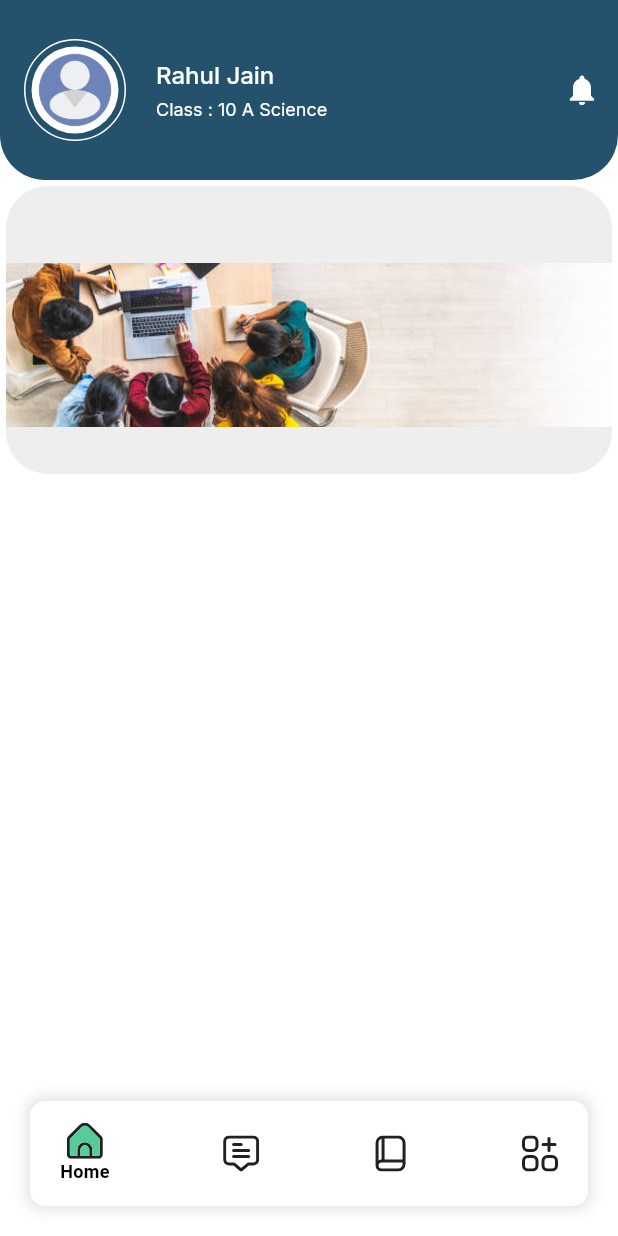
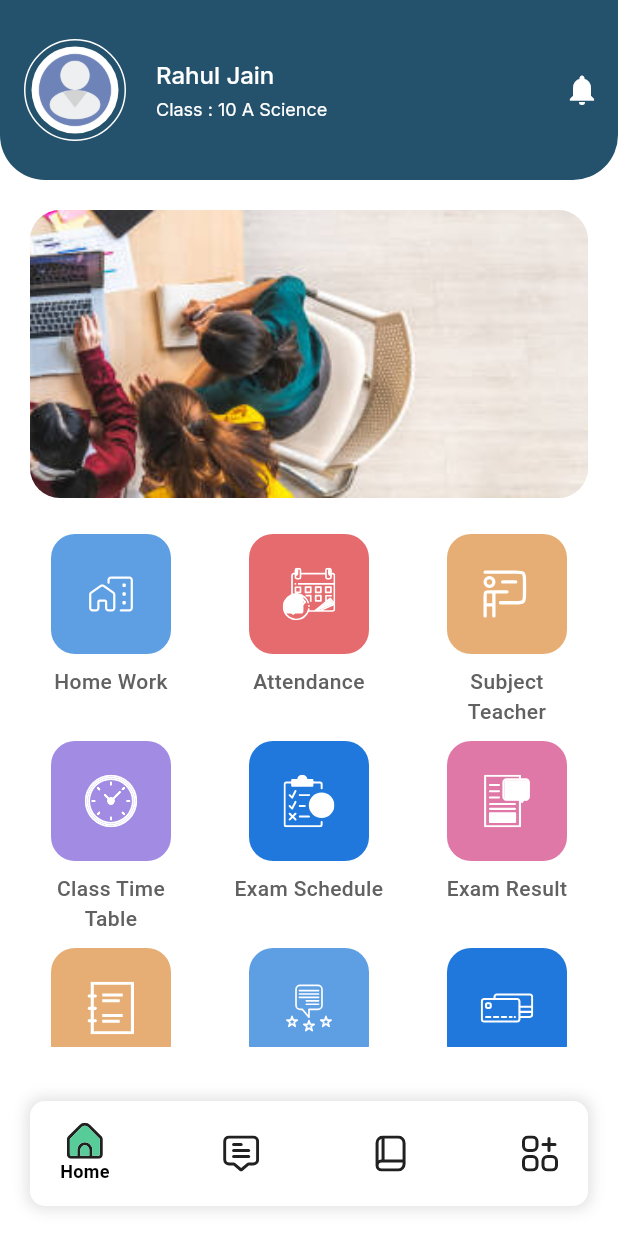
Before and after one commit to nishantsharma113/school_management, a Flutter app: the HomeScreen screen opened by its route, on a phone screen of 412 x 824 dp. Run offline on Flutter 3.47's test engine with Material 3 defaults, Android fonts, the phone set to English and light mode, and no system bars; our stand-ins replace cached_network_image, flutter_svg, go_router, google_fonts, shimmer, velocity_x; project files that could hold a hidden picture were left out.

Commit message:
change design

```diff
--- a/lib/core/constants/image_constants.dart
+++ b/lib/core/constants/image_constants.dart
@@ -21,6 +21,17 @@ String assignmentActive = "${imagePath}assignment_active_icon.svg";
 String menu = "${imagePath}menu_icon.svg";
 String menuActive = "${imagePath}menu_active_icon.svg";
 
-
 String banner1 = "${imagePath}banner1.jpg";
 String banner2 = "${imagePath}banner2.jpg";
+
+String attendance = "${imagePath}attendance_icon.svg";
+String timeTable = "${imagePath}timetable_icon.svg";
+
+String examSchedule = "${imagePath}exam_icon.svg";
+String resultIcon = "${imagePath}result_icon.svg";
+String homeWork = "${imagePath}home_work.svg";
+String subjectTeacher = "${imagePath}subject_teacher.svg";
+String syllabus = "${imagePath}syllabus.svg";
+
+String remark = "${imagePath}remark.svg";
+String payment = "${imagePath}payment.svg";
--- a/lib/features/home/view/home_view.dart
+++ b/lib/features/home/view/home_view.dart
@@ -1,6 +1,7 @@
 import 'package:school_management/core/library/library.dart';
 import 'package:school_management/widgets/common/bottom_bar.dart';
 import 'package:school_management/widgets/common/custom_app_bar.dart';
+import 'package:school_management/widgets/custom_tile.dart';
 
 class HomeScreen extends StatelessWidget {
   const HomeScreen({super.key});
@@ -18,25 +19,69 @@ class HomeScreen extends StatelessWidget {
         body: SizedBox(
           width: context.screenWidth,
           height: context.screenHeight,
-          child: Column(
+          child: ListView(
             children: [
               CarouselView(
                   backgroundColor: Colors.grey[200],
+                  shape: RoundedRectangleBorder(
+                      borderRadius: BorderRadius.circular(20)),
                   itemExtent: context.screenWidth,
                   children: [
-                    banner1
-                        .toImage(
-                          width: context.screenWidth,
-                        )
-                        .pOnly(top: 20.0),
-                    banner2
-                        .toImage(
-                          width: context.screenWidth,
-                        )
-                        .pOnly(top: 20.0),
+                    banner1.toImage(
+                        width: context.screenWidth,
+                        height: context.screenHeight * 0.3,
+                        fit: BoxFit.cover),
+                    banner2.toImage(
+                        width: context.screenWidth,
+                        height: context.screenHeight * 0.3,
+                        fit: BoxFit.cover),
                   ]).wh(context.screenWidth, 200),
+              20.heightBox,
+              Wrap(
+                alignment: WrapAlignment.spaceAround,
+                spacing: 16,
+                runSpacing: 10,
+                children: [
+                  Tile(
+                      icon: homeWork,
+                      label: "Home Work",
+                      backgroundColor: Color(0xff5e9fe3)),
+                  Tile(
+                      icon: attendance,
+                      label: "Attendance",
+                      backgroundColor: Color(0xffe66b6e)),
+                  Tile(
+                      icon: subjectTeacher,
+                      label: "Subject Teacher",
+                      backgroundColor: Color(0xffe6ae75)),
+                  Tile(
+                      icon: timeTable,
+                      label: "Class Time Table",
+                      backgroundColor: Color(0xffa28be3)),
+                  Tile(
+                      icon: examSchedule,
+                      label: "Exam Schedule",
+                      backgroundColor: Color(0xff2078dc)),
+                  Tile(
+                      icon: resultIcon,
+                      label: "Exam Result",
+                      backgroundColor: Color(0xffdf78a7)),
+                  Tile(
+                      icon: syllabus,
+                      label: "Syllabus",
+                      backgroundColor: Color(0xffe6ae75)),
+                  Tile(
+                      icon: remark,
+                      label: "Remarks",
+                      backgroundColor: Color(0xff5e9fe3)),
+                  Tile(
+                      icon: payment,
+                      label: "Fees Detail",
+                      backgroundColor: Color(0xff2078dc)),
+                ],
+              ),
             ],
-          ),
+          ).p16(),
         ));
   }
 }
--- /dev/null
+++ b/lib/widgets/custom_tile.dart
@@ -0,0 +1,54 @@
+import 'dart:math';
+
+import 'package:school_management/core/library/library.dart';
+
+class Tile extends StatelessWidget {
+  final String icon;
+  final String label;
+  final Color backgroundColor;
+
+  const Tile({
+    super.key,
+    required this.icon,
+    required this.label,
+    required this.backgroundColor,
+  });
+
+  @override
+  Widget build(BuildContext context) {
+    return Column(
+      children: [
+        Container(
+          width: 80,
+          height: 80,
+          decoration: BoxDecoration(
+            color: backgroundColor,
+            borderRadius: BorderRadius.circular(16),
+          ),
+          child: Column(
+            mainAxisAlignment: MainAxisAlignment.center,
+            children: [
+              icon.toImage(color: Colors.white).wh(35, 35),
+            ],
+          ),
+        ),
+        SizedBox(height: 8),
+        Text(
+          label,
+          textAlign: TextAlign.center,
+          style: TextStyle(
+            fontSize: 14,
+            color: Colors.grey[700],
+            fontWeight: FontWeight.w500,
+          ),
+        ).h(40),
+      ],
+    ).w(context.screenWidth * 0.25);
+  }
+
+  Color getRandomColor() {
+    Random random = Random();
+    return Color.fromARGB(
+        255, random.nextInt(256), random.nextInt(256), random.nextInt(256));
+  }
+}
```
Also changed, not shown: assets/images/home_work.svg (added), assets/images/payment.svg (added), assets/images/remark.svg (added), assets/images/subject_teacher.svg (added), assets/images/syllabus.svg (added), 4 other files.
